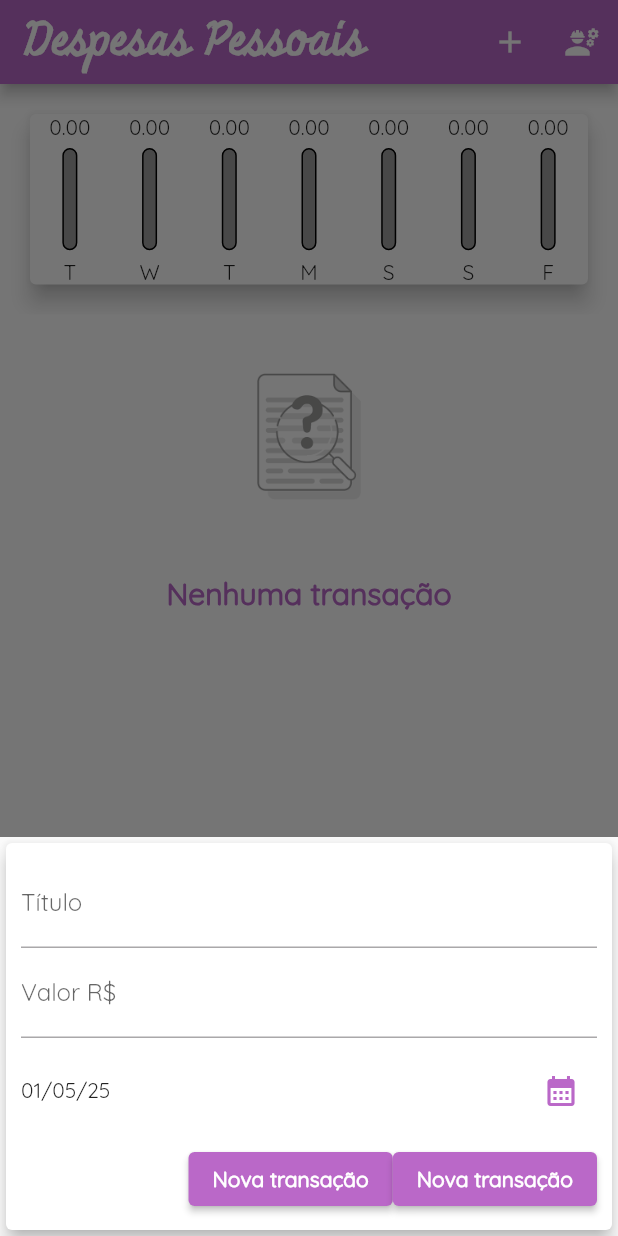
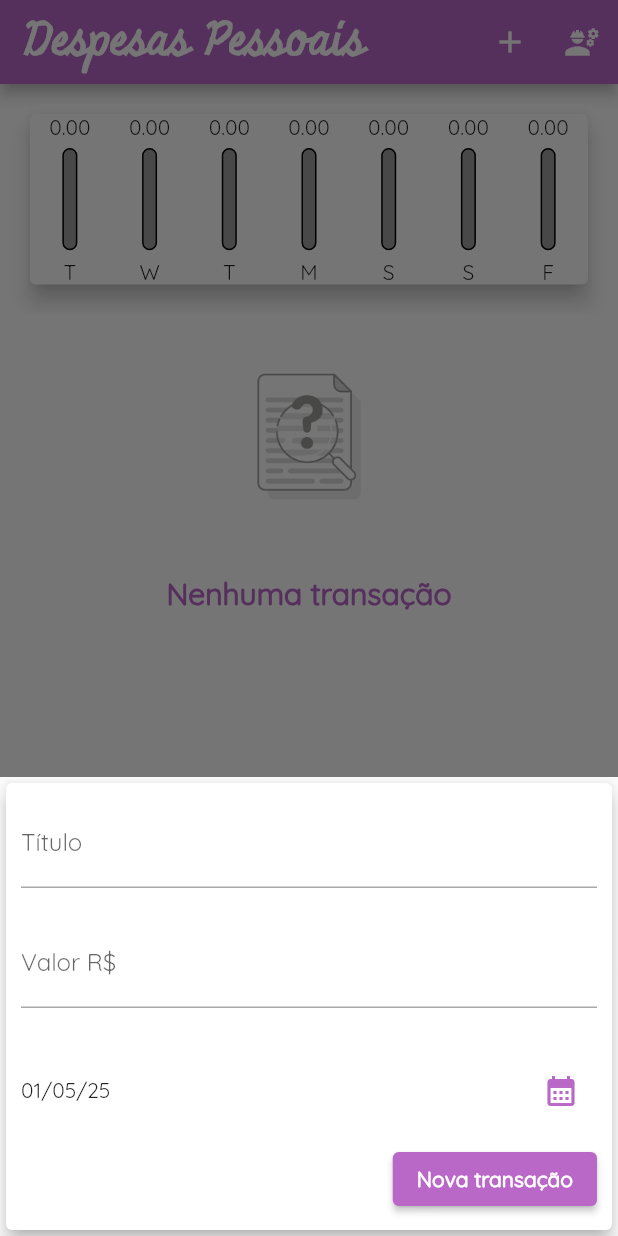
Before and after one commit to dte005/MyExpenses, a Flutter app: the screen it shows after launch, after a tap on the "add" icon, on a phone screen of 412 x 824 dp. Run offline on Flutter 3.47's test engine with Material 3 defaults, Android fonts, the phone set to English and light mode, and no system bars.

Commit message:
desenvolvendo os componentes adaptativos

```diff
--- a/lib/components/adaptative_button.dart
+++ b/lib/components/adaptative_button.dart
@@ -14,8 +14,11 @@ class AdaptativeButton extends StatelessWidget {
     return (Platform.isIOS
         ? CupertinoButton(
           onPressed: onPressed,
-          child: Text(this.label!),
-          color: Theme.of(context).primaryColor,
+          sizeStyle: CupertinoButtonSize.small,
+          color: Theme.of(context).appBarTheme.backgroundColor,
+          borderRadius: BorderRadius.circular(5),
+          focusColor: Theme.of(context).primaryColor,
+          child: Text(label!, style: TextStyle(color: Colors.white)),
         )
         : ElevatedButton(
           onPressed: onPressed,
--- /dev/null
+++ b/lib/components/adaptative_style.dart
@@ -0,0 +1,12 @@
+class AdaptativeStyle {
+  final double? padding;
+  final double? fontSize;
+  final double? margin;
+
+  AdaptativeStyle({
+    this.padding,
+    this.fontSize,
+    this.margin,
+  }); //positional sempre é obrigatório
+  AdaptativeStyle.position(this.padding, this.fontSize, this.margin);
+}
--- /dev/null
+++ b/lib/components/adaptative_text_field.dart
@@ -0,0 +1,52 @@
+import 'dart:io';
+
+import 'package:flutter/cupertino.dart';
+import 'package:flutter/material.dart';
+
+import './adaptative_style.dart';
+
+class AdaptativeTextField extends StatelessWidget {
+  final void Function()? onChange;
+  final TextEditingController? controller;
+  final TextInputType? keyboardType;
+  final String? label;
+  final AdaptativeStyle? style;
+  final double fixed = 10;
+
+  AdaptativeTextField({
+    this.label,
+    this.keyboardType,
+    this.onChange,
+    this.controller,
+    this.style,
+  });
+
+  AdaptativeStyle checkingStyle(AdaptativeStyle? style) {
+    return style ?? AdaptativeStyle.position(10, 10, 10);
+  }
+
+  @override
+  Widget build(BuildContext context) {
+    return Platform.isIOS
+        ? Padding(
+          padding: EdgeInsets.only(bottom: checkingStyle(style).margin ?? 10),
+          child: CupertinoTextField(
+            padding: EdgeInsets.all(checkingStyle(style).padding ?? 10),
+            keyboardType: keyboardType,
+            onSubmitted: (_) => onChange!(),
+            controller: controller,
+            placeholder: label,
+          ),
+        )
+        : Padding(
+          padding: EdgeInsets.only(bottom: checkingStyle(style).margin ?? 10),
+          child: TextField(
+            decoration: InputDecoration(labelText: label),
+            keyboardType: keyboardType,
+            //onSubmitted executa a submissao do formulario ao finalizar
+            onSubmitted: (_) => onChange!(),
+            controller: controller,
+          ),
+        );
+  }
+}
--- a/lib/components/transaction_form.dart
+++ b/lib/components/transaction_form.dart
@@ -2,6 +2,8 @@ import 'package:flutter/material.dart';
 import 'package:intl/intl.dart';
 
 import './adaptative_button.dart';
+import './adaptative_style.dart';
+import './adaptative_text_field.dart';
 
 class TransactionForm extends StatefulWidget {
   final Function(String, double, DateTime) onSubmit;
@@ -27,7 +29,7 @@ class _TransactionForm extends State<TransactionForm> {
     widget.onSubmit(title, value, _selectedDate);
   }
 
-  _showDatePicker() {
+  void _showDatePicker() {
     showDatePicker(
       context: context,
       initialDate: DateTime.now(),
@@ -55,19 +57,18 @@ class _TransactionForm extends State<TransactionForm> {
           ),
           child: Column(
             children: <Widget>[
-              TextField(
-                decoration: InputDecoration(labelText: 'Título'),
-                //onSubmitted executa a submissao do formulario ao finalizar
-                onSubmitted: (_) => _onSubmit(),
+              AdaptativeTextField(
+                label: "Título",
+                onChange: _onSubmit,
                 controller: titleController,
+                style: AdaptativeStyle(padding: 20, margin: 20),
               ),
-              TextField(
-                decoration: InputDecoration(labelText: 'Valor R\$'),
-                // numberWithOptions  => da a possibilidade tanto no android quanto IOS escolher casas decimais
+              AdaptativeTextField(
+                label: "Valor R\$",
                 keyboardType: TextInputType.numberWithOptions(decimal: true),
-                //onSubmitted executa a submissao do formulario ao finalizar
-                onSubmitted: (_) => _onSubmit(),
+                onChange: _onSubmit,
                 controller: valueController,
+                style: AdaptativeStyle(padding: 20, margin: 20),
               ),
               Container(
                 height: 70,
@@ -91,16 +92,6 @@ class _TransactionForm extends State<TransactionForm> {
                     label: 'Nova transação',
                     onPressed: _onSubmit,
                   ),
-                  ElevatedButton(
-                    onPressed: _onSubmit,
-                    child: Text(
-                      'Nova transação',
-                      style: TextStyle(
-                        color: Colors.white,
-                        fontWeight: FontWeight.bold,
-                      ),
-                    ),
-                  ),
                 ],
               ),
             ],
```
Also changed, not shown: lib/components/adaptative_date_picker.dart (added).
